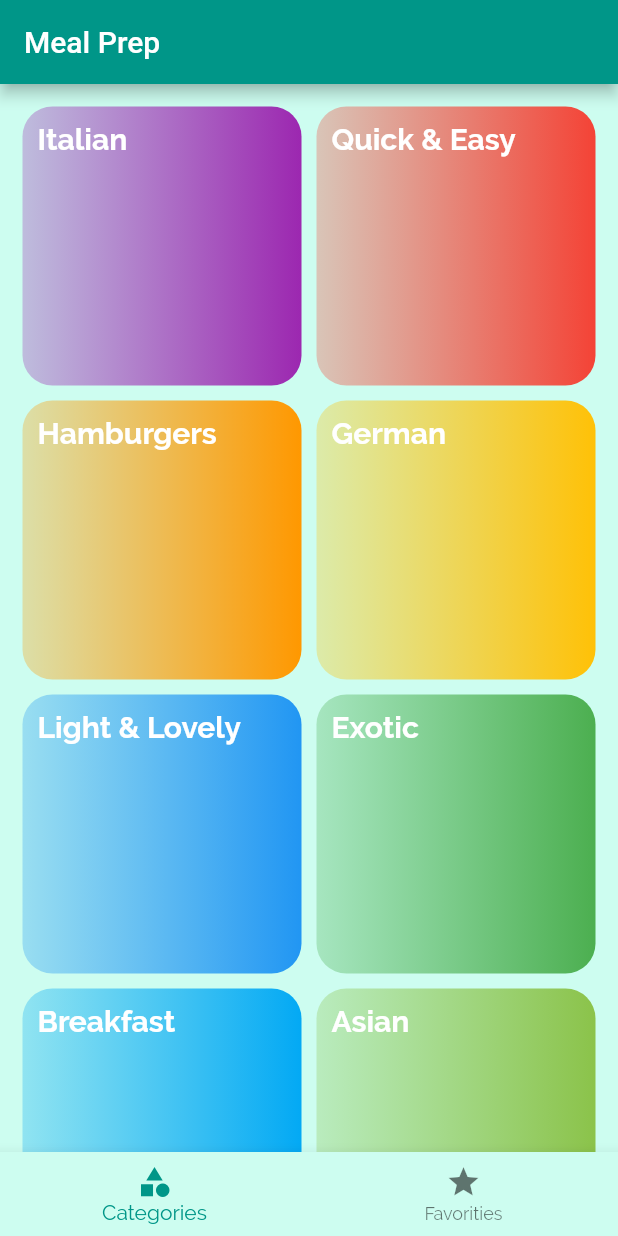
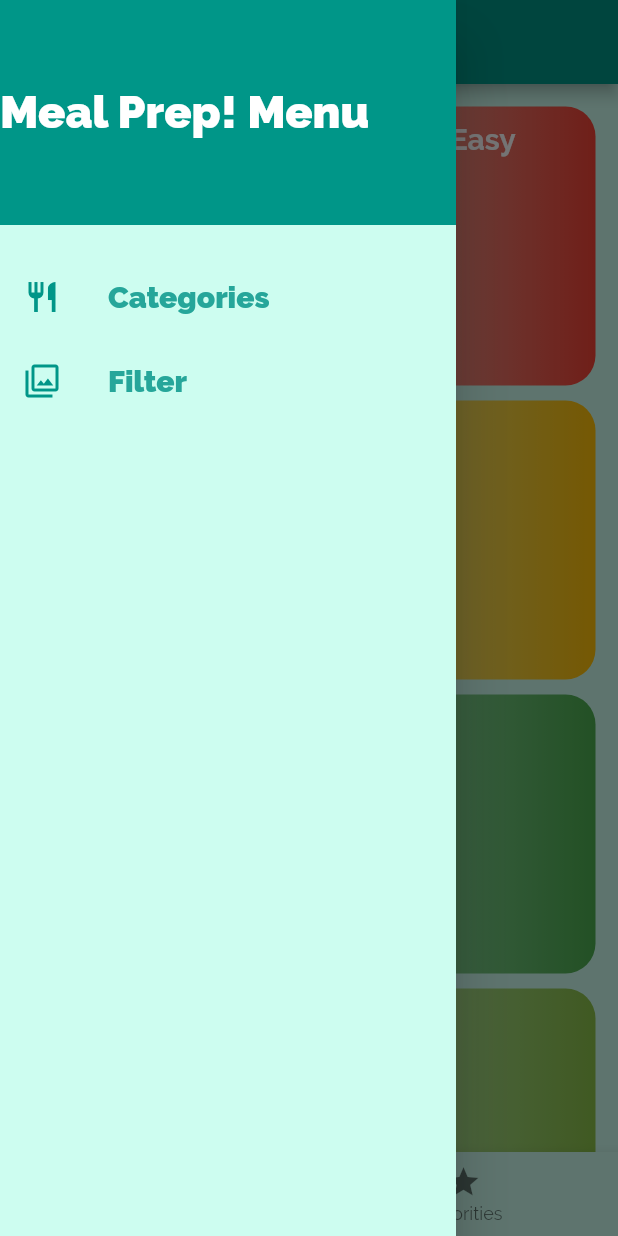
Before and after one commit to awaisOT/MealPrep, a Flutter app: the screen it shows after launch, with the side drawer open (before the commit the screen has no drawer), on a phone screen of 412 x 824 dp. Run offline on Flutter 3.47's test engine with Material 2 defaults, Android fonts, the phone set to English and light mode, and no system bars.

Commit message:
drawer added and new menue pages from drawer

```diff
--- a/lib/main.dart
+++ b/lib/main.dart
@@ -1,7 +1,7 @@
 import 'package:flutter/material.dart';
+import '../screens/filter_screens.dart';
 import 'package:mealprep/screens/tabs_screen.dart';
 import '../screens/meal_details_screen.dart';
-import 'screens/category_screen.dart';
 import 'screens/category_meals_screen.dart';
 
 void main() {
@@ -34,7 +34,7 @@ class MyApp extends StatelessWidget {
               )),
       home: TabsScreen(),
       routes: {
-
+        FilterScreens.routeName:(context) => FilterScreens(),
         CatMeals.routeName: (context) => CatMeals(),
         MealDetailsScreen.routeName: (context) => MealDetailsScreen(),
       },
--- /dev/null
+++ b/lib/screens/drawer.dart
@@ -0,0 +1,74 @@
+import 'package:flutter/material.dart';
+import 'package:mealprep/screens/filter_screens.dart';
+import './category_screen.dart';
+
+class DrawerScreen extends StatelessWidget {
+  const DrawerScreen({Key? key}) : super(key: key);
+
+  void categoryScreen(){
+    return categoryScreen();
+  }
+
+  @override
+  Widget build(BuildContext context) {
+    return Drawer(
+      backgroundColor: const Color.fromARGB(255, 205, 253, 240),
+      child: Column(
+        children: [
+          Container(
+            height: 150,
+            alignment: Alignment.centerLeft,
+            width: double.infinity,
+            color: Colors.teal,
+            child: const Text(
+              'Meal Prep! Menu',
+              style: TextStyle(
+                fontFamily: 'Raleway',
+                fontSize: 30,
+                fontWeight: FontWeight.w900,
+                color: Colors.white,
+              ),
+            ),
+          ),
+          const SizedBox(height: 20),
+          ListTile(
+            leading: const Icon(
+              Icons.restaurant,
+              color: Colors.teal,
+            ),
+            title: Text(
+              'Categories',
+              style: TextStyle(
+                fontFamily: 'Raleway',
+                fontSize: 20,
+                fontWeight: FontWeight.w900,
+                color: Colors.teal.shade400,
+              ),
+            ),
+            onTap:(){
+              Navigator.of(context).pushReplacementNamed('/');
+            },
+          ),
+          ListTile(
+            leading: const Icon(
+              Icons.filter,
+              color: Colors.teal,
+            ),
+            title: Text(
+              'Filter',
+              style: TextStyle(
+                fontFamily: 'Raleway',
+                fontSize: 20,
+                fontWeight: FontWeight.w900,
+                color: Colors.teal.shade400,
+              ),
+            ),
+            onTap:(){
+              Navigator.of(context).pushReplacementNamed(FilterScreens.routeName);
+            },
+          ),
+        ],
+      ),
+    );
+  }
+}
--- /dev/null
+++ b/lib/screens/filter_screens.dart
@@ -0,0 +1,21 @@
+import 'package:flutter/material.dart';
+import 'package:mealprep/screens/drawer.dart';
+
+class FilterScreens extends StatelessWidget {
+const FilterScreens({ Key? key }) : super(key: key);
+
+static const routeName='/filter_screen';
+
+  @override
+  Widget build(BuildContext context){
+    return Scaffold(
+      appBar: AppBar(title: Text('Filtered Meal\'s'),),
+      drawer: DrawerScreen(),
+      body: const Center(
+        child: Text(
+          'this is the screen to show the filtered data',
+        ),
+      ),
+    );
+  }
+}
--- a/lib/screens/meal_details_screen.dart
+++ b/lib/screens/meal_details_screen.dart
@@ -37,7 +37,7 @@ class MealDetailsScreen extends StatelessWidget {
                     border: Border.all(
                       width: 2,
                     ),
-                    borderRadius: BorderRadius.all(Radius.circular(20))),
+                    borderRadius: const BorderRadius.all(Radius.circular(20))),
 
                 height: 150,
                 width: 200,
--- a/lib/screens/tabs_screen.dart
+++ b/lib/screens/tabs_screen.dart
@@ -1,4 +1,5 @@
 import 'package:flutter/material.dart';
+import './drawer.dart';
 import 'package:mealprep/screens/category_screen.dart';
 import 'package:mealprep/screens/favourites_screen.dart';
 
@@ -28,6 +29,7 @@ List <Widget> pages=[
       appBar: AppBar(
         title: const Text('Meal Prep'),
       ),
+      drawer: DrawerScreen(),
       body: pages[currentindex],
       bottomNavigationBar: BottomNavigationBar(
         items: const [
```
